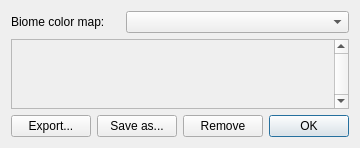
Qt form src/biomecolordialog.ui (DUzzL/Seed-Atlas) before a commit.
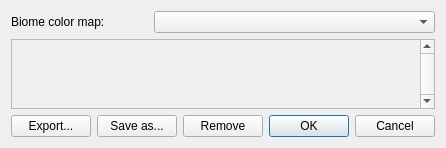
The same form after that commit. Icons and pictures are not drawn. Custom widgets are drawn as their Qt base class.

The edit to the form file:
```diff
--- a/src/biomecolordialog.ui
+++ b/src/biomecolordialog.ui
@@ -56,7 +56,7 @@
      <item>
       <widget class="QDialogButtonBox" name="buttonBox">
        <property name="standardButtons">
-        <set>QDialogButtonBox::Ok</set>
+        <set>QDialogButtonBox::Cancel|QDialogButtonBox::Ok</set>
        </property>
       </widget>
      </item>
```
